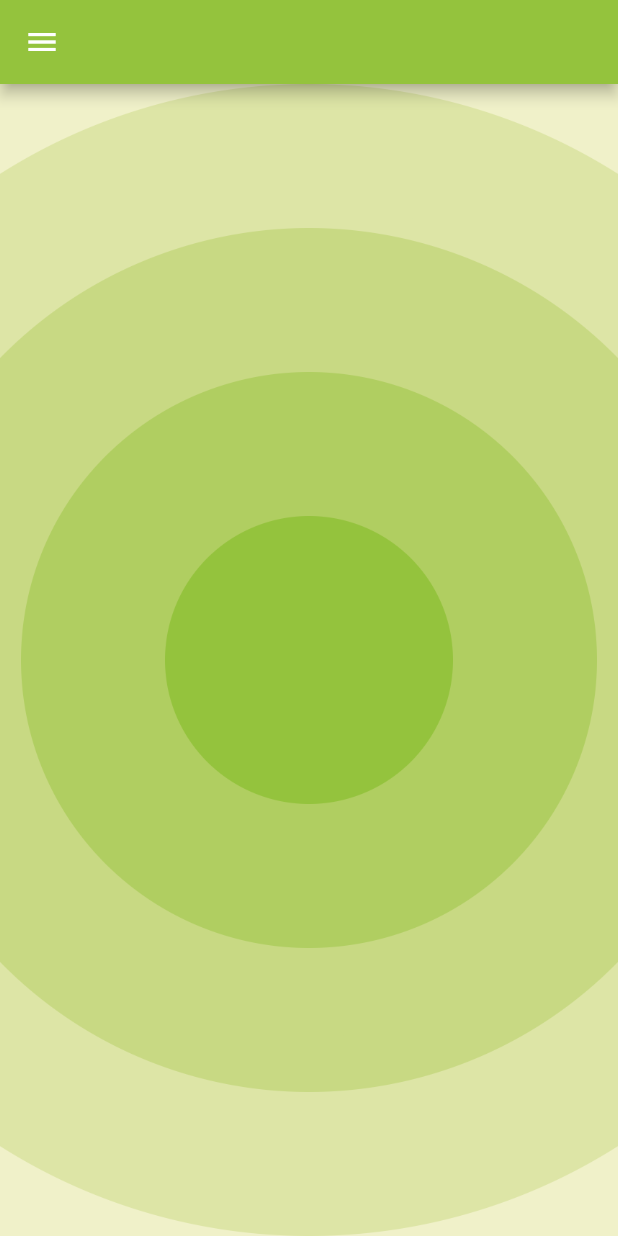
After one commit to LuckRaulin/dashboard-perto-digital, a Flutter app: the DashboardView screen opened by its route, on a phone screen of 412 x 824 dp. The commit adds this screen. Run offline on Flutter 3.47's test engine with Material 2 defaults, Android fonts, the light colour scheme and no system bars; our stand-ins replace email_validator.

Commit message:
começando a criar a página dashboard

```diff
--- a/lib/main.dart
+++ b/lib/main.dart
@@ -1,5 +1,6 @@
 import 'package:flutter/material.dart';
 import 'package:perto_digital_dashboard/constants/colors.dart';
+import 'package:perto_digital_dashboard/views/dashboard_view.dart';
 import 'package:perto_digital_dashboard/views/login_view.dart';
 
 void main() {
@@ -24,7 +25,7 @@ class App extends StatelessWidget {
       ),
       routes: {
         '/login': (context) => LoginView(),
-        '/dashboard': (context) => Material(),
+        '/dashboard': (context) => DashboardView(),
         '/': (context) => Material(),
       },
       initialRoute: '/login',
--- a/lib/responsive/responsive_layout.dart
+++ b/lib/responsive/responsive_layout.dart
@@ -9,9 +9,7 @@ class ResponsiveLayout extends StatelessWidget {
   Widget build(BuildContext context) {
     return LayoutBuilder(
       builder: (context, constraints) {
-        return Scaffold(
-
-        );
+        return Scaffold();
       },
     );
   }
--- /dev/null
+++ b/lib/views/dashboard_view.dart
@@ -0,0 +1,33 @@
+import 'package:flutter/material.dart';
+import 'package:perto_digital_dashboard/constants/colors.dart';
+import 'package:perto_digital_dashboard/constants/images.dart';
+
+class DashboardView extends StatelessWidget {
+  const DashboardView({super.key});
+
+  @override
+  Widget build(BuildContext context) {
+    return LayoutBuilder(builder: (context, constraints) {
+      //problemas com layoutbuilder antes do scaffold
+      return Scaffold(
+        drawer: (constraints.maxHeight > 450) ? Drawer() : null,
+        appBar: AppBar(
+          backgroundColor: ConstantColors.greenPerto,
+        ),
+        body: GestureDetector(
+          child: Container(
+            decoration: const BoxDecoration(
+              image: DecorationImage(
+                image: AssetImage(ConstantImages.backgroundLogin3),
+                fit: BoxFit.cover
+                //repeat: ImageRepeat.repeat,
+              ),
+            ),
+            constraints: BoxConstraints(),
+          ),
+          onTap: () => print('hi'),//Scaffold.of(context).hasAppBar,
+        ),
+      );
+    });
+  }
+}
```
Also changed, not shown: lib/views/login_view.dart (+39 -1 lines).
